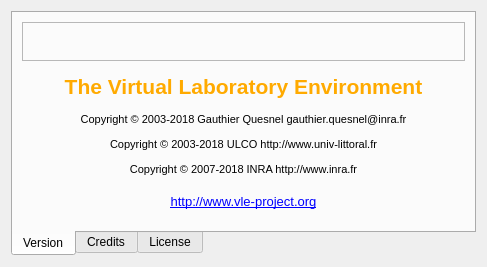
The window that src/vle/gvle/aboutbox.ui (vle-forge/vle) describes before a commit, drawn with Qt 5.
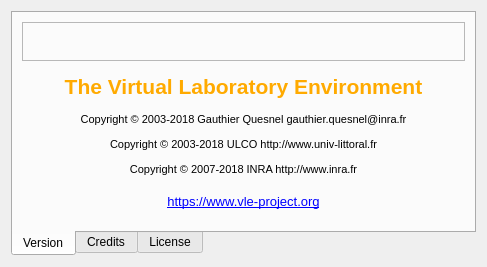
The same window after the commit. Icons and pictures are not drawn.

Commit message: vle: switch url from http to https

What changed in the file:
```diff
--- a/src/vle/gvle/aboutbox.ui
+++ b/src/vle/gvle/aboutbox.ui
@@ -91,7 +91,7 @@
           </font>
          </property>
          <property name="text">
-          <string>&lt;html&gt;&lt;head/&gt;&lt;body&gt;&lt;p&gt;&lt;a href=&quot;http://www.vle-project.org&quot;&gt;&lt;span style=&quot; text-decoration: underline; color:#0000ff;&quot;&gt;http://www.vle-project.org&lt;/span&gt;&lt;/a&gt;&lt;/p&gt;&lt;/body&gt;&lt;/html&gt;</string>
+          <string>&lt;html&gt;&lt;head/&gt;&lt;body&gt;&lt;p&gt;&lt;a href=&quot;https://www.vle-project.org&quot;&gt;&lt;span style=&quot; text-decoration: underline; color:#0000ff;&quot;&gt;https://www.vle-project.org&lt;/span&gt;&lt;/a&gt;&lt;/p&gt;&lt;/body&gt;&lt;/html&gt;</string>
          </property>
          <property name="textFormat">
           <enum>Qt::AutoText</enum>
```
The commit also changes 299 other files.
